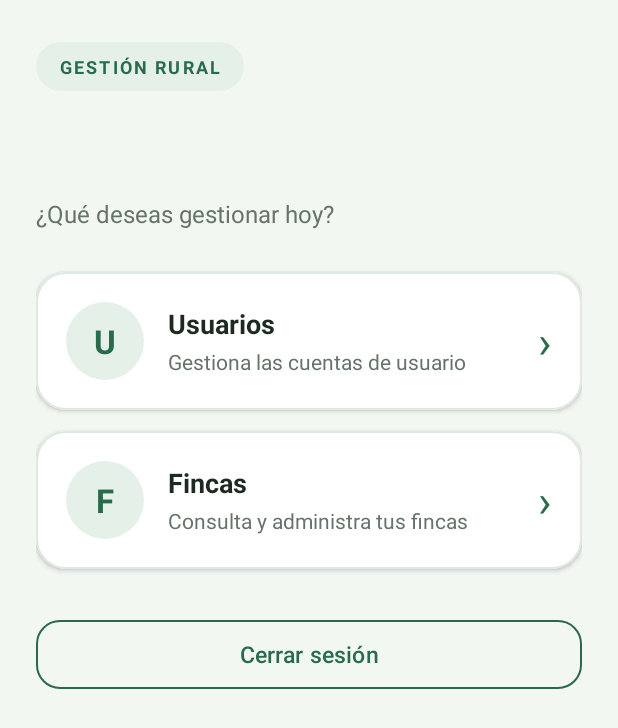
After one commit to CanabalDev/DesarrolloAppsAndroidStudio, an Android app: the layout activity_dashboard.xml on its own in the app's theme, with its tools: preview values and no code run, on a phone screen of 412 x 824 dp. The commit adds this screen. Shown: the top 728 px of the screen. Run offline under Robolectric (Android 15) with nearby library versions, the phone set to English and light mode, and no system bars.

Commit message:
Dashboar de inicio de sesion implementado.

```diff
--- a/app/src/main/java/com/example/desarrooapps/MainActivity.java
+++ b/app/src/main/java/com/example/desarrooapps/MainActivity.java
@@ -12,6 +12,7 @@ import android.widget.ProgressBar;
 import android.widget.TextView;
 
 import androidx.appcompat.app.AppCompatActivity;
+import androidx.activity.OnBackPressedCallback;
 import androidx.core.graphics.Insets;
 import androidx.core.view.ViewCompat;
 import androidx.core.view.WindowCompat;
@@ -37,12 +38,24 @@ public class MainActivity extends AppCompatActivity {
     private Button loginButton;
     private ProgressBar progressBar;
     private TextView errorView;
+    private boolean showingSectionPlaceholder;
 
     @Override
     protected void onCreate(Bundle savedInstanceState) {
         super.onCreate(savedInstanceState);
         WindowCompat.enableEdgeToEdge(getWindow());
         sessionManager = new SessionManager(this);
+        getOnBackPressedDispatcher().addCallback(this, new OnBackPressedCallback(true) {
+            @Override
+            public void handleOnBackPressed() {
+                if (showingSectionPlaceholder) {
+                    showSignedInScreen(sessionManager.getUsername());
+                } else {
+                    setEnabled(false);
+                    getOnBackPressedDispatcher().onBackPressed();
+                }
+            }
+        });
 
         if (sessionManager.getUsername() != null) {
             showSignedInScreen(sessionManager.getUsername());
@@ -180,10 +193,33 @@ public class MainActivity extends AppCompatActivity {
     }
 
     private void showSignedInScreen(String username) {
-        setContentView(R.layout.activity_session);
+        showingSectionPlaceholder = false;
+        setContentView(R.layout.activity_dashboard);
         applyWindowInsets();
         TextView welcomeView = findViewById(R.id.session_welcome);
         welcomeView.setText(getString(R.string.session_welcome, username));
+
+        findViewById(R.id.users_card).setOnClickListener(view ->
+                showSectionPlaceholder(getString(R.string.dashboard_users)));
+        findViewById(R.id.farms_card).setOnClickListener(view ->
+                showSectionPlaceholder(getString(R.string.dashboard_farms)));
+        findViewById(R.id.logout_button).setOnClickListener(view -> {
+            sessionManager.clear();
+            showingSectionPlaceholder = false;
+            showLoginScreen();
+        });
+    }
+
+    private void showSectionPlaceholder(String sectionName) {
+        showingSectionPlaceholder = true;
+        setContentView(R.layout.activity_section_placeholder);
+        applyWindowInsets();
+        TextView titleView = findViewById(R.id.section_title);
+        titleView.setText(sectionName);
+        TextView messageView = findViewById(R.id.section_message);
+        messageView.setText(getString(R.string.section_coming_soon, sectionName));
+        findViewById(R.id.section_back_button).setOnClickListener(view ->
+                showSignedInScreen(sessionManager.getUsername()));
     }
 
     private void applyWindowInsets() {
--- /dev/null
+++ b/app/src/main/res/layout/activity_dashboard.xml
@@ -0,0 +1,196 @@
+<?xml version="1.0" encoding="utf-8"?>
+<ScrollView xmlns:android="http://schemas.android.com/apk/res/android"
+    xmlns:app="http://schemas.android.com/apk/res-auto"
+    android:id="@+id/main"
+    android:layout_width="match_parent"
+    android:layout_height="match_parent"
+    android:background="@color/login_background"
+    android:fillViewport="true"
+    android:overScrollMode="never">
+
+    <LinearLayout
+        android:layout_width="match_parent"
+        android:layout_height="wrap_content"
+        android:orientation="vertical"
+        android:paddingStart="24dp"
+        android:paddingTop="28dp"
+        android:paddingEnd="24dp"
+        android:paddingBottom="28dp">
+
+        <TextView
+            android:layout_width="wrap_content"
+            android:layout_height="wrap_content"
+            android:background="@drawable/login_badge_background"
+            android:paddingStart="16dp"
+            android:paddingTop="8dp"
+            android:paddingEnd="16dp"
+            android:paddingBottom="8dp"
+            android:text="@string/app_brand"
+            android:textColor="@color/forest_green"
+            android:textSize="12sp"
+            android:textStyle="bold"
+            android:letterSpacing="0.12" />
+
+        <TextView
+            android:id="@+id/session_welcome"
+            android:layout_width="match_parent"
+            android:layout_height="wrap_content"
+            android:layout_marginTop="24dp"
+            android:textColor="@color/text_primary"
+            android:textSize="30sp"
+            android:textStyle="bold" />
+
+        <TextView
+            android:layout_width="match_parent"
+            android:layout_height="wrap_content"
+            android:layout_marginTop="6dp"
+            android:layout_marginBottom="28dp"
+            android:text="@string/dashboard_prompt"
+            android:textColor="@color/text_secondary"
+            android:textSize="16sp" />
+
+        <com.google.android.material.card.MaterialCardView
+            android:id="@+id/users_card"
+            android:layout_width="match_parent"
+            android:layout_height="wrap_content"
+            android:clickable="true"
+            android:focusable="true"
+            android:foreground="?attr/selectableItemBackground"
+            app:cardBackgroundColor="@color/white"
+            app:cardCornerRadius="20dp"
+            app:cardElevation="2dp"
+            app:rippleColor="@color/badge_green"
+            app:strokeColor="@color/card_stroke"
+            app:strokeWidth="1dp">
+
+            <LinearLayout
+                android:layout_width="match_parent"
+                android:layout_height="wrap_content"
+                android:gravity="center_vertical"
+                android:orientation="horizontal"
+                android:padding="20dp">
+
+                <TextView
+                    android:layout_width="52dp"
+                    android:layout_height="52dp"
+                    android:background="@drawable/login_badge_background"
+                    android:gravity="center"
+                    android:text="U"
+                    android:textColor="@color/forest_green"
+                    android:textSize="22sp"
+                    android:textStyle="bold" />
+
+                <LinearLayout
+                    android:layout_width="0dp"
+                    android:layout_height="wrap_content"
+                    android:layout_marginStart="16dp"
+                    android:layout_weight="1"
+                    android:orientation="vertical">
+
+                    <TextView
+                        android:layout_width="match_parent"
+                        android:layout_height="wrap_content"
+                        android:text="@string/dashboard_users"
+                        android:textColor="@color/text_primary"
+                        android:textSize="18sp"
+                        android:textStyle="bold" />
+
+                    <TextView
+                        android:layout_width="match_parent"
+                        android:layout_height="wrap_content"
+                        android:layout_marginTop="3dp"
+                        android:text="@string/dashboard_users_description"
+                        android:textColor="@color/text_secondary"
+                        android:textSize="14sp" />
+                </LinearLayout>
+
+                <TextView
+                    android:layout_width="wrap_content"
+                    android:layout_height="wrap_content"
+                    android:layout_marginStart="8dp"
+                    android:text="›"
+                    android:textColor="@color/forest_green"
+                    android:textSize="30sp" />
+            </LinearLayout>
+        </com.google.android.material.card.MaterialCardView>
+
+        <com.google.android.material.card.MaterialCardView
+            android:id="@+id/farms_card"
+            android:layout_width="match_parent"
+            android:layout_height="wrap_content"
+            android:layout_marginTop="14dp"
+            android:clickable="true"
+            android:focusable="true"
+            android:foreground="?attr/selectableItemBackground"
+            app:cardBackgroundColor="@color/white"
+            app:cardCornerRadius="20dp"
+            app:cardElevation="2dp"
+            app:rippleColor="@color/badge_green"
+            app:strokeColor="@color/card_stroke"
+            app:strokeWidth="1dp">
+
+            <LinearLayout
+                android:layout_width="match_parent"
+                android:layout_height="wrap_content"
+                android:gravity="center_vertical"
+                android:orientation="horizontal"
+                android:padding="20dp">
+
+                <TextView
+                    android:layout_width="52dp"
+                    android:layout_height="52dp"
+                    android:background="@drawable/login_badge_background"
+                    android:gravity="center"
+                    android:text="F"
+                    android:textColor="@color/forest_green"
+                    android:textSize="22sp"
+                    android:textStyle="bold" />
+
+                <LinearLayout
+                    android:layout_width="0dp"
+                    android:layout_height="wrap_content"
+                    android:layout_marginStart="16dp"
+                    android:layout_weight="1"
+                    android:orientation="vertical">
+
+                    <TextView
+                        android:layout_width="match_parent"
+                        android:layout_height="wrap_content"
+                        android:text="@string/dashboard_farms"
+                        android:textColor="@color/text_primary"
+                        android:textSize="18sp"
+                        android:textStyle="bold" />
+
+                    <TextView
+                        android:layout_width="match_parent"
+                        android:layout_height="wrap_content"
+                        android:layout_marginTop="3dp"
+                        android:text="@string/dashboard_farms_description"
+                        android:textColor="@color/text_secondary"
+                        android:textSize="14sp" />
+                </LinearLayout>
+
+                <TextView
+                    android:layout_width="wrap_content"
+                    android:layout_height="wrap_content"
+                    android:layout_marginStart="8dp"
+                    android:text="›"
+                    android:textColor="@color/forest_green"
+                    android:textSize="30sp" />
+            </LinearLayout>
+        </com.google.android.material.card.MaterialCardView>
+
+        <com.google.android.material.button.MaterialButton
+            android:id="@+id/logout_button"
+            style="@style/Widget.Material3.Button.OutlinedButton"
+            android:layout_width="match_parent"
+            android:layout_height="54dp"
+            android:layout_marginTop="30dp"
+            android:text="@string/logout_button"
+            android:textAllCaps="false"
+            android:textColor="@color/forest_green"
+            android:textSize="15sp"
+            app:cornerRadius="16dp"
+            app:strokeColor="@color/forest_green" />
+    </LinearLayout>
+</ScrollView>
--- a/app/src/main/res/layout/activity_session.xml
+++ b/app/src/main/res/layout/activity_section_placeholder.xml
@@ -12,7 +12,7 @@
         android:layout_margin="24dp"
         app:cardBackgroundColor="@color/white"
         app:cardCornerRadius="24dp"
-        app:cardElevation="4dp"
+        app:cardElevation="3dp"
         app:layout_constraintBottom_toBottomOf="parent"
         app:layout_constraintEnd_toEndOf="parent"
         app:layout_constraintStart_toStartOf="parent"
@@ -28,37 +28,32 @@
             android:padding="28dp">
 
             <TextView
-                android:layout_width="wrap_content"
-                android:layout_height="wrap_content"
-                android:background="@drawable/login_badge_background"
-                android:paddingStart="18dp"
-                android:paddingTop="9dp"
-                android:paddingEnd="18dp"
-                android:paddingBottom="9dp"
-                android:text="SESIÓN ACTIVA"
-                android:textColor="@color/forest_green"
-                android:textSize="12sp"
-                android:textStyle="bold"
-                android:letterSpacing="0.12" />
-
-            <TextView
-                android:id="@+id/session_welcome"
+                android:id="@+id/section_title"
                 android:layout_width="match_parent"
                 android:layout_height="wrap_content"
-                android:layout_marginTop="22dp"
                 android:gravity="center"
                 android:textColor="@color/text_primary"
-                android:textSize="24sp"
+                android:textSize="26sp"
                 android:textStyle="bold" />
 
             <TextView
+                android:id="@+id/section_message"
                 android:layout_width="match_parent"
                 android:layout_height="wrap_content"
-                android:layout_marginTop="10dp"
+                android:layout_marginTop="12dp"
                 android:gravity="center"
-                android:text="Tu acceso fue validado correctamente."
                 android:textColor="@color/text_secondary"
                 android:textSize="15sp" />
+
+            <com.google.android.material.button.MaterialButton
+                android:id="@+id/section_back_button"
+                android:layout_width="match_parent"
+                android:layout_height="54dp"
+                android:layout_marginTop="24dp"
+                android:text="@string/back_to_dashboard"
+                android:textAllCaps="false"
+                app:backgroundTint="@color/forest_green"
+                app:cornerRadius="16dp" />
         </LinearLayout>
     </com.google.android.material.card.MaterialCardView>
 </androidx.constraintlayout.widget.ConstraintLayout>
--- a/app/src/main/res/values/strings.xml
+++ b/app/src/main/res/values/strings.xml
@@ -8,4 +8,13 @@
     <string name="login_button">Iniciar sesión</string>
     <string name="login_loading">Validando...</string>
     <string name="session_welcome">Bienvenido, %1$s</string>
+    <string name="app_brand">GESTIÓN RURAL</string>
+    <string name="dashboard_users">Usuarios</string>
+    <string name="dashboard_farms">Fincas</string>
+    <string name="dashboard_prompt">¿Qué deseas gestionar hoy?</string>
+    <string name="dashboard_users_description">Gestiona las cuentas de usuario</string>
+    <string name="dashboard_farms_description">Consulta y administra tus fincas</string>
+    <string name="logout_button">Cerrar sesión</string>
+    <string name="back_to_dashboard">Volver al dashboard</string>
+    <string name="section_coming_soon">La gestión de %1$s estará disponible en la siguiente etapa.</string>
 </resources>
```
